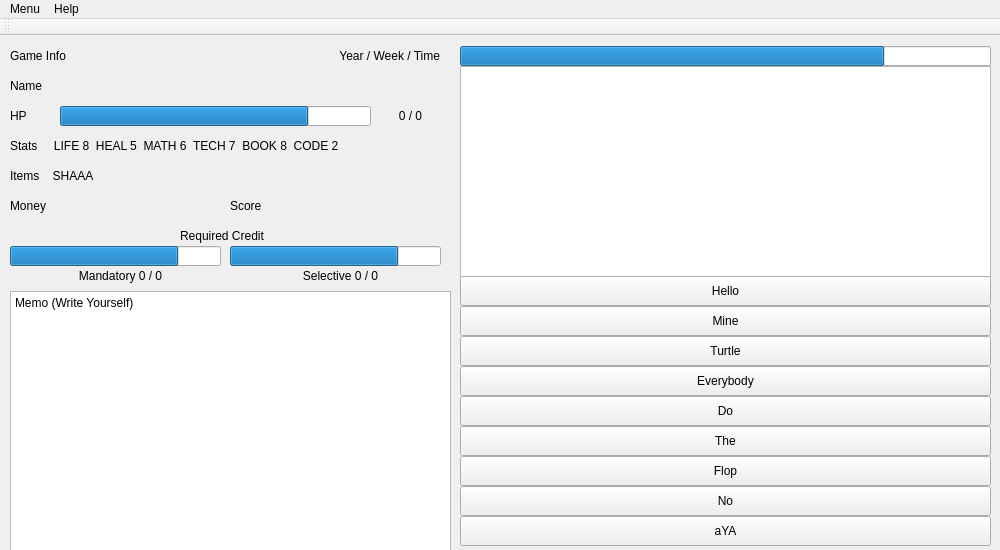
The window that sugang_simulator_2017.ui (CRYPTOGRAPHCODER/project_se271) describes before a commit, drawn with Qt 5.
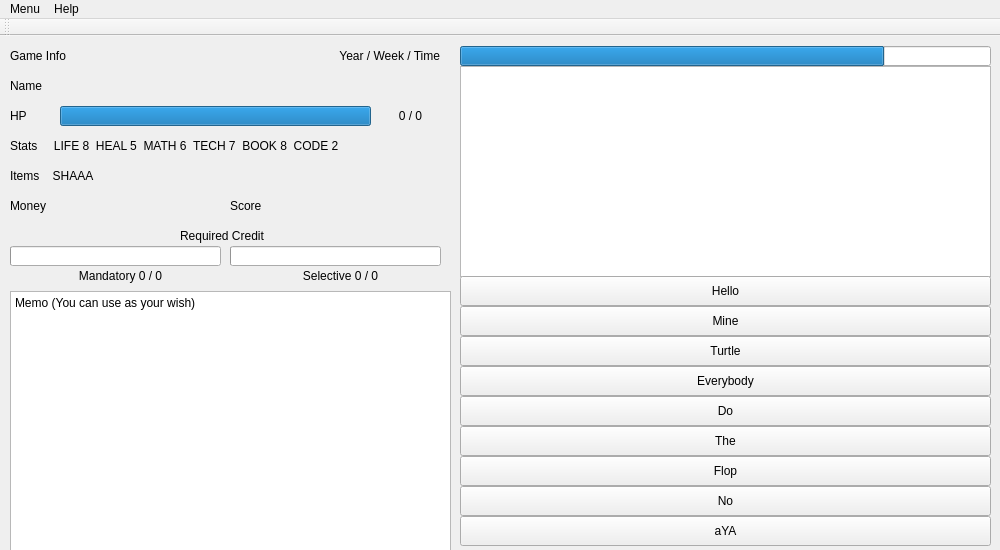
The same window after the commit.

Diff of the .ui file:
```diff
--- a/sugang_simulator_2017.ui
+++ b/sugang_simulator_2017.ui
@@ -91,7 +91,7 @@
      </rect>
     </property>
     <property name="value">
-     <number>80</number>
+     <number>100</number>
     </property>
     <property name="textVisible">
      <bool>false</bool>
@@ -154,8 +154,11 @@
       <height>20</height>
      </rect>
     </property>
+    <property name="maximum">
+     <number>100</number>
+    </property>
     <property name="value">
-     <number>80</number>
+     <number>0</number>
     </property>
     <property name="textVisible">
      <bool>false</bool>
@@ -174,7 +177,7 @@
      </rect>
     </property>
     <property name="value">
-     <number>80</number>
+     <number>0</number>
     </property>
     <property name="textVisible">
      <bool>false</bool>
@@ -265,7 +268,7 @@
 &lt;html&gt;&lt;head&gt;&lt;meta name=&quot;qrichtext&quot; content=&quot;1&quot; /&gt;&lt;style type=&quot;text/css&quot;&gt;
 p, li { white-space: pre-wrap; }
 &lt;/style&gt;&lt;/head&gt;&lt;body style=&quot; font-family:'Gulim'; font-size:9pt; font-weight:400; font-style:normal;&quot;&gt;
-&lt;p style=&quot; margin-top:0px; margin-bottom:0px; margin-left:0px; margin-right:0px; -qt-block-indent:0; text-indent:0px;&quot;&gt;Memo (Write Yourself)&lt;/p&gt;&lt;/body&gt;&lt;/html&gt;</string>
+&lt;p style=&quot; margin-top:0px; margin-bottom:0px; margin-left:0px; margin-right:0px; -qt-block-indent:0; text-indent:0px;&quot;&gt;Memo (You can use as your wish)&lt;/p&gt;&lt;/body&gt;&lt;/html&gt;</string>
     </property>
    </widget>
    <widget class="QProgressBar" name="prog_time">
```
Left out of the diff: 15 changed lines with no effect on the pictures.
